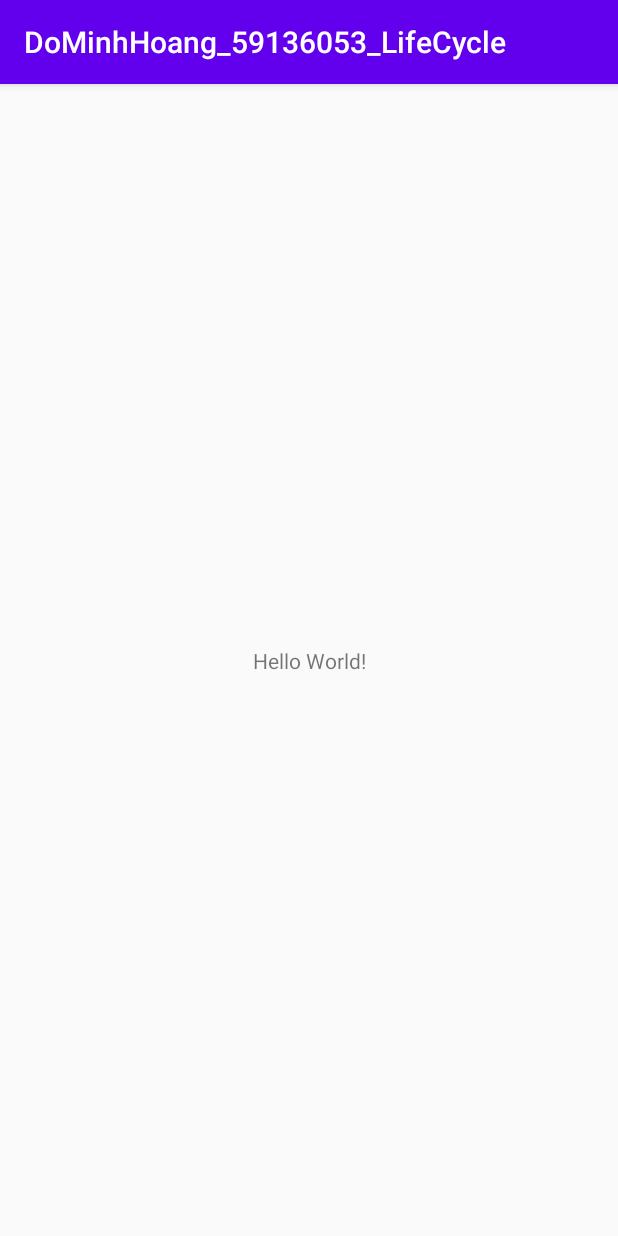
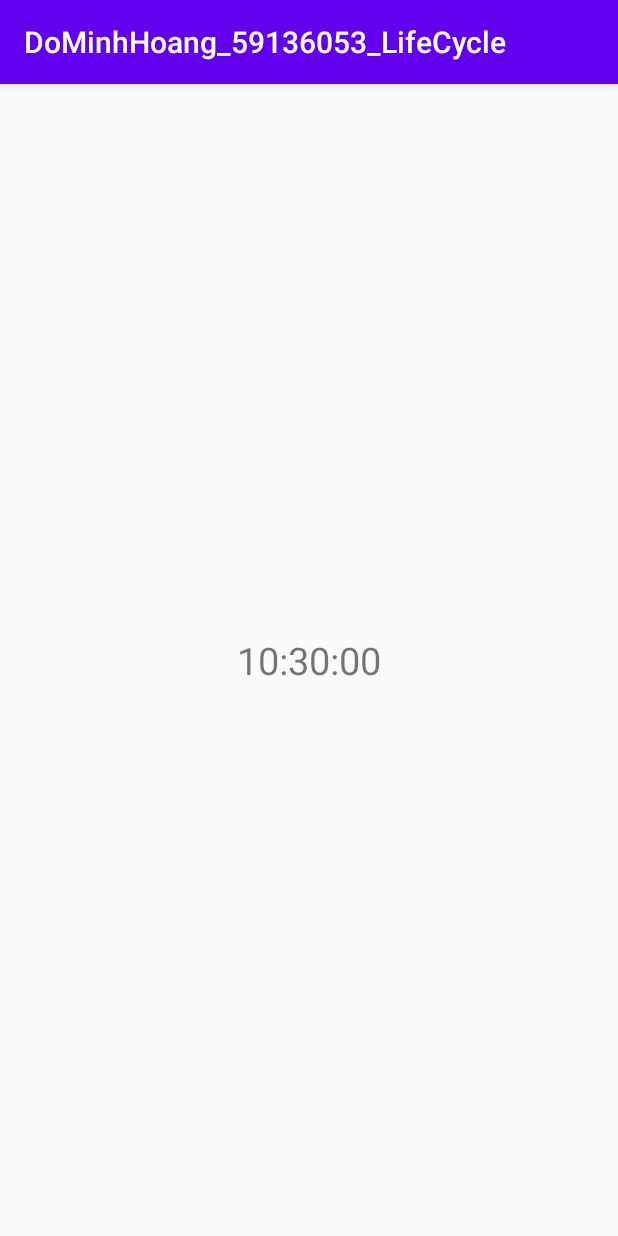
Before and after one commit to minhhoang345/DoMinhHoang_59136053_LifeCyCle, an Android app: the screen it shows after launch (MainActivity), on a phone screen of 412 x 824 dp. Run offline under Robolectric (Android 15) with nearby library versions, the phone set to English and light mode, and no system bars.

```diff
--- a/app/src/main/java/vn/edu/ntu/dominhhoang_59136053_lifecycle/MainActivity.java
+++ b/app/src/main/java/vn/edu/ntu/dominhhoang_59136053_lifecycle/MainActivity.java
@@ -3,12 +3,62 @@ package vn.edu.ntu.dominhhoang_59136053_lifecycle;
 import androidx.appcompat.app.AppCompatActivity;
 
 import android.os.Bundle;
+import android.util.Log;
+import android.widget.TextView;
+import android.widget.Toast;
+
+import java.text.SimpleDateFormat;
+import java.util.Date;
 
 public class MainActivity extends AppCompatActivity {
 
+    TextView txtTG;
     @Override
     protected void onCreate(Bundle savedInstanceState) {
         super.onCreate(savedInstanceState);
         setContentView(R.layout.activity_main);
+        Log.d("LifeCycle","onCreate Called");
+        txtTG = findViewById(R.id.txtTG);
+        SimpleDateFormat spF = new SimpleDateFormat("HH:mm:ss");
+        String date = spF.format(new Date());
+        txtTG.setText(date);
     }
+
+    @Override
+    protected void onStart() {
+        super.onStart();
+        Log.d("LifeCycle","onStart Called");
+    }
+
+    @Override
+    protected void onRestart() {
+        super.onRestart();
+        Log.d("LifeCycle","onRestart Called");
+    }
+
+    @Override
+    protected void onResume() {
+        super.onResume();
+        Log.d("LifeCycle","onResume Called");
+        Toast.makeText(getApplicationContext(),"DoMinhHoang_59136053_LifeCycle",Toast.LENGTH_SHORT).show();
+    }
+
+    @Override
+    protected void onPause() {
+        super.onPause();
+        Log.d("LifeCycle","onPause Called");
+    }
+
+    @Override
+    protected void onStop() {
+        super.onStop();
+        Log.d("LifeCycle","onStop Called");
+    }
+
+    @Override
+    protected void onDestroy() {
+        super.onDestroy();
+        Log.d("LifeCycle","onDestroy Called");
+    }
+
 }
--- a/app/src/main/res/layout/activity_main.xml
+++ b/app/src/main/res/layout/activity_main.xml
@@ -7,12 +7,15 @@
     tools:context=".MainActivity">
 
     <TextView
-        android:layout_width="wrap_content"
-        android:layout_height="wrap_content"
-        android:text="Hello World!"
+        android:id="@+id/txtTG"
+        android:layout_width="186dp"
+        android:layout_height="81dp"
+        android:text=" "
+        android:textSize="25sp"
+        android:gravity="center"
         app:layout_constraintBottom_toBottomOf="parent"
-        app:layout_constraintLeft_toLeftOf="parent"
-        app:layout_constraintRight_toRightOf="parent"
+        app:layout_constraintEnd_toEndOf="parent"
+        app:layout_constraintHorizontal_bias="0.5"
+        app:layout_constraintStart_toStartOf="parent"
         app:layout_constraintTop_toTopOf="parent" />
-
 </androidx.constraintlayout.widget.ConstraintLayout>
```
